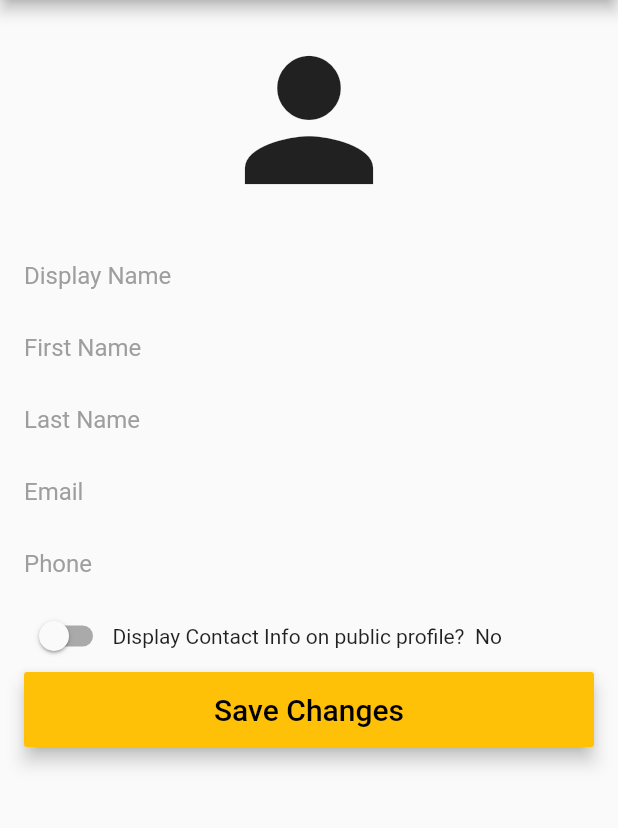
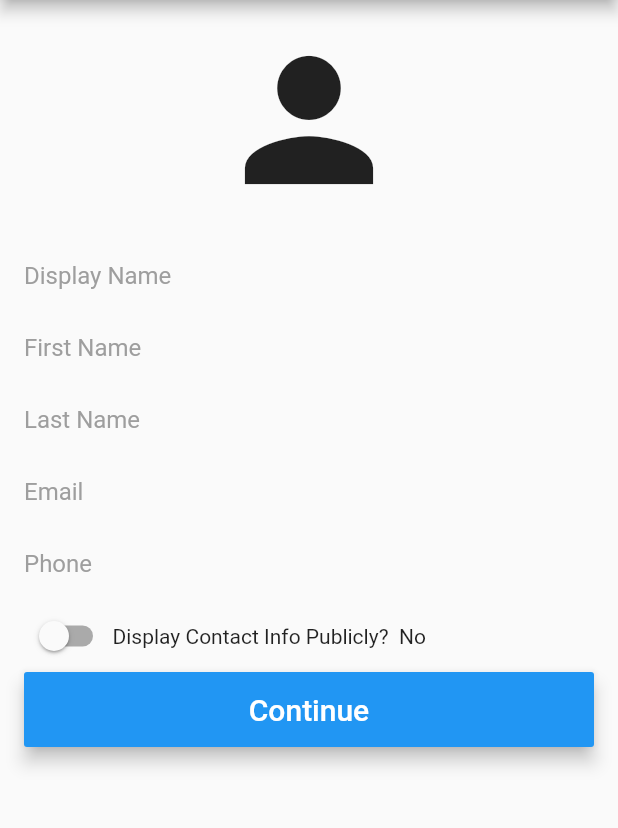
Before and after one commit to gotchoices/MyCHIPs, a Flutter app: the SignInPage screen opened directly, after a tap on "Get Started", on a phone screen of 412 x 824 dp, the part 84-912 px from its top. Run offline on Flutter 3.47's test engine with Material 2 defaults, Android fonts, the phone set to English and light mode, and no system bars; our stand-ins replace date_format, faker; missing offline and left inert: qr_code_scanner, random_date; network calls fail.

Commit message:
sign-in integration

```diff
--- a/app/lib/main.dart
+++ b/app/lib/main.dart
@@ -1,5 +1,6 @@
 import 'package:flutter/material.dart';
 import 'package:flutter_app/transaction_page.dart';
+import 'package:flutter_app/user_info.dart';
 import 'tally_list_page.dart';
 import 'sign_in.dart';
 import 'create_tally_page.dart';
@@ -13,7 +14,8 @@ class MyChips extends StatelessWidget {
   Widget build(BuildContext context) {
     return MaterialApp(
       theme: ThemeData(primaryColor: Color(0xff53ab77)),
-      home: HomePage(),
+      //TODO: Determine if a user is logged in already, if so go to HomePage instead of Login page
+      home: SignInPage()
       // Scaffold(appBar: AppBar(title: Text("MyCHIPs"),),
     );
   }
@@ -38,9 +40,15 @@ class MainDrawer extends StatelessWidget {
             UserAccountsDrawerHeader(
               accountName: Text("myAccount"),
               accountEmail: Text("myemail@gmail.com"),
-              currentAccountPicture: CircleAvatar(
-                backgroundImage: NetworkImage("https://miro.medium.com/max/450/1*W35QUSvGpcLuxPo3SRTH4w.png"),
-              ),
+              currentAccountPicture: GestureDetector (
+                onTap: () {
+                  Navigator.push(context,
+                    MaterialPageRoute(
+                      builder: (BuildContext context) => UserInfoPage(false)));
+                },
+                child: CircleAvatar(
+                  backgroundImage: NetworkImage("https://miro.medium.com/max/450/1*W35QUSvGpcLuxPo3SRTH4w.png"),
+              )),
             ),
             ListTile(
               title: Text("Home"),
--- a/app/lib/scanner.dart
+++ b/app/lib/scanner.dart
@@ -133,6 +133,7 @@ class ScannerState extends State<Scanner> {
   Widget getTallyApprovalDialog(scanData) {
     Tally tally = Tally.parseTallyTicket(
         TallyTicket.fromJson(jsonDecode(scanData)));
+    //TODO: Check which version of the build this is so we can return a "CupertinoAlertDialog" if on iOS
     return AlertDialog(
       title: Text('AlertDialog Title'),
       content: SingleChildScrollView(
--- a/app/lib/sign_in.dart
+++ b/app/lib/sign_in.dart
@@ -49,11 +49,11 @@ class SignInPageState extends State<SignInPage> {
                         context,
                         new MaterialPageRoute(
                             builder: (BuildContext context) =>
-                                new UserInfoPage()));
+                                new UserInfoPage(true)));
                   },
                   child: Text('Get Started', style: TextStyle(fontSize: 20)),
-                  color: Colors.amber,
-                  textColor: Colors.black,
+                  color: Colors.blue,
+                  textColor: Colors.white,
                   elevation: 5,
                   height: 50,
                   minWidth: (MediaQuery.of(context).size.width / 1.5)),
@@ -66,11 +66,12 @@ class SignInPageState extends State<SignInPage> {
                         context,
                         new MaterialPageRoute(
                             builder: (BuildContext context) =>
-                                new TallyListPage()));
+                            //TODO: figure out how reconnection works and create a reconnect page
+                                new HomePage()));
                   },
-                  child: Text('Connect Device', style: TextStyle(fontSize: 20)),
-                  color: Colors.amber,
-                  textColor: Colors.black,
+                  child: Text('Reconnect', style: TextStyle(fontSize: 20)),
+                  color: Colors.blue,
+                  textColor: Colors.white,
                   elevation: 5,
                   height: 50,
                   minWidth: (MediaQuery.of(context).size.width / 1.5))
--- a/app/lib/user_info.dart
+++ b/app/lib/user_info.dart
@@ -1,9 +1,11 @@
 import 'package:flutter/cupertino.dart';
 import 'package:flutter/material.dart';
 import 'package:flutter_app/main.dart';
-import 'package:flutter_app/tally_list_page.dart';
+import 'scanner.dart';
 
 class UserInfoPage extends StatefulWidget {
+  final bool registering;
+  UserInfoPage(this.registering, {Key key}): super(key: key);
   @override
   UserInfoPageState createState() => new UserInfoPageState();
 }
@@ -75,22 +77,25 @@ class UserInfoPageState extends State<UserInfoPage> {
                                   showContact = !showContact;
                                 });
                               }),
-                          Text("Display Contact Info on public profile?  "),
+                          Text("Display Contact Info Publicly?  "),
                           Text(showContact ? "Yes" : "No")
                         ],
                       ),
                       MaterialButton(
                           onPressed: () {
-                            Navigator.push(
+                            //TODO: Instead of jumping into scanner if registering, give the option for them to connect to a bot for their first tally.
+                            widget.registering ?
+                              Navigator.push(
                                 context,
                                 new MaterialPageRoute(
-                                    builder: (BuildContext context) =>
-                                        new TallyListPage()));
+                                  builder: (BuildContext context) =>
+                                    Scanner()))
+                              : Navigator.pop(context);
                           },
-                          child: Text('Save Changes',
+                          child: Text(widget.registering ? "Continue" : "Save Changes",
                               style: TextStyle(fontSize: 20)),
-                          color: Colors.amber,
-                          textColor: Colors.black,
+                          color: Colors.blue,
+                          textColor: Colors.white,
                           elevation: 5,
                           height: 50,
                           minWidth: (MediaQuery.of(context).size.width))
```
